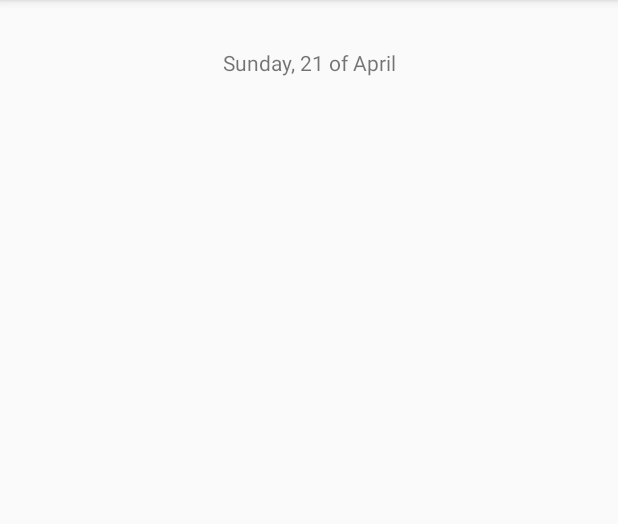
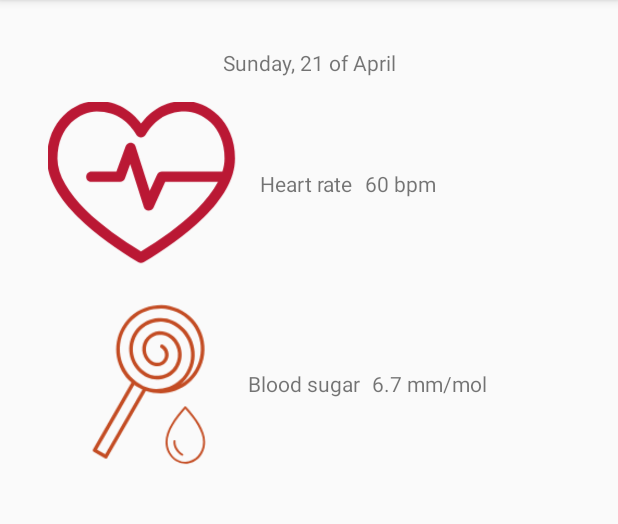
Before and after one commit to cyber-gh/YourHealth, an Android app: the fragment GeneralStatsFragment shown on its own in the app's theme, on a phone screen of 412 x 824 dp, the part 84-608 px from its top. Run offline under Robolectric (Android 15) with nearby library versions, the phone set to English and light mode, and no system bars; our stand-ins replace Firebase (no records; nobody signed in at launch, a user with empty details on screens opened directly), RxJava.

Commit message:
update 3

```diff
--- a/app/src/main/java/com/example/yourhealth/Data/Repository.kt
+++ b/app/src/main/java/com/example/yourhealth/Data/Repository.kt
@@ -4,6 +4,7 @@ import android.content.ContentValues.TAG
 import android.util.Log
 import android.widget.Toast
 import androidx.lifecycle.MutableLiveData
+import com.example.yourhealth.Router
 import com.example.yourhealth.models.GeneralInfo
 import com.google.firebase.auth.FirebaseAuth
 import com.google.firebase.auth.FirebaseUser
@@ -31,6 +32,7 @@ class Repository {
             task -> if (task.isSuccessful) {
             Log.d(TAG, "signInWithEmail:success")
             user = auth.currentUser
+            Router.showGeneralStatsFragment()
 
         }   else {
             Log.w(TAG, "signInWithEmail:failure", task.exception)
--- a/app/src/main/java/com/example/yourhealth/ui/registration/LoginFragment.kt
+++ b/app/src/main/java/com/example/yourhealth/ui/registration/LoginFragment.kt
@@ -23,8 +23,9 @@ class LoginFragment : QFragment(R.layout.login_fragment) {
 
 
         login.onClick {
-            Rep.updateDatabase()
-            //Rep.login(emailField.text.toString(), passwordField.text.toString())
+            //Rep.updateDatabase()
+            if (emailField.text.toString() != "" && passwordField.text.toString() != "")
+            Rep.login(emailField.text.toString(), passwordField.text.toString())
         }
 
     }
--- a/app/src/main/res/layout/login_fragment.xml
+++ b/app/src/main/res/layout/login_fragment.xml
@@ -13,7 +13,7 @@
             android:textAppearance="@style/TextAppearance.AppCompat.Large" android:textStyle="bold"/>
     <ImageView
             android:layout_width="200dp"
-            android:src="@drawable/ccp_down_arrow"
+            android:src="@drawable/main_logo"
             android:layout_height="200dp"
             android:id="@+id/imageView2" app:layout_constraintEnd_toEndOf="parent"
             android:layout_marginEnd="8dp" app:layout_constraintStart_toStartOf="parent"
--- a/app/src/main/res/layout/user_stats.xml
+++ b/app/src/main/res/layout/user_stats.xml
@@ -9,4 +9,46 @@
             android:id="@+id/textView5" app:layout_constraintStart_toStartOf="parent" android:layout_marginStart="8dp"
             app:layout_constraintEnd_toEndOf="parent" android:layout_marginEnd="8dp" android:layout_marginTop="32dp"
             app:layout_constraintTop_toTopOf="parent"/>
+    <ImageView
+            android:layout_width="125dp"
+            android:layout_height="125dp" app:srcCompat="@drawable/blood_sugar"
+            android:id="@+id/imageView4" android:layout_marginTop="8dp"
+            app:layout_constraintTop_toBottomOf="@+id/imageView5" app:layout_constraintEnd_toEndOf="@+id/imageView5"
+            app:layout_constraintStart_toStartOf="@+id/imageView5"/>
+    <ImageView
+            android:layout_width="125dp"
+            android:layout_height="125dp" app:srcCompat="@drawable/heart_rate"
+            android:id="@+id/imageView5" android:layout_marginTop="8dp"
+            app:layout_constraintTop_toBottomOf="@+id/textView5" app:layout_constraintStart_toStartOf="parent"
+            android:layout_marginStart="32dp"/>
+    <TextView
+            android:text="Heart rate"
+            android:layout_width="wrap_content"
+            android:layout_height="wrap_content"
+            android:id="@+id/textView6" app:layout_constraintStart_toEndOf="@+id/imageView5"
+            android:layout_marginStart="16dp"
+            app:layout_constraintTop_toTopOf="@+id/imageView5"
+            app:layout_constraintBottom_toBottomOf="@+id/imageView5"/>
+    <TextView
+            android:text="Blood sugar"
+            android:layout_width="wrap_content"
+            android:layout_height="wrap_content"
+            android:id="@+id/textView7" app:layout_constraintStart_toEndOf="@+id/imageView4"
+            android:layout_marginStart="8dp"
+            app:layout_constraintTop_toTopOf="@+id/imageView4"
+            app:layout_constraintBottom_toBottomOf="@+id/imageView4"/>
+    <TextView
+            android:text="60 bpm"
+            android:layout_width="wrap_content"
+            android:layout_height="wrap_content"
+            android:id="@+id/textView8" app:layout_constraintStart_toEndOf="@+id/textView6"
+            android:layout_marginStart="8dp"
+            app:layout_constraintTop_toTopOf="@+id/textView6" app:layout_constraintBottom_toBottomOf="@+id/textView6"/>
+    <TextView
+            android:text="6.7 mm/mol"
+            android:layout_width="wrap_content"
+            android:layout_height="wrap_content"
+            android:id="@+id/textView9" app:layout_constraintStart_toEndOf="@+id/textView7"
+            android:layout_marginStart="8dp"
+            app:layout_constraintTop_toTopOf="@+id/textView7" app:layout_constraintBottom_toBottomOf="@+id/textView7"/>
 </androidx.constraintlayout.widget.ConstraintLayout>
```
Also changed, not shown: app/src/main/res/drawable-v24/blood_sugar.png (added), app/src/main/res/drawable-v24/heart_rate.png (added).
